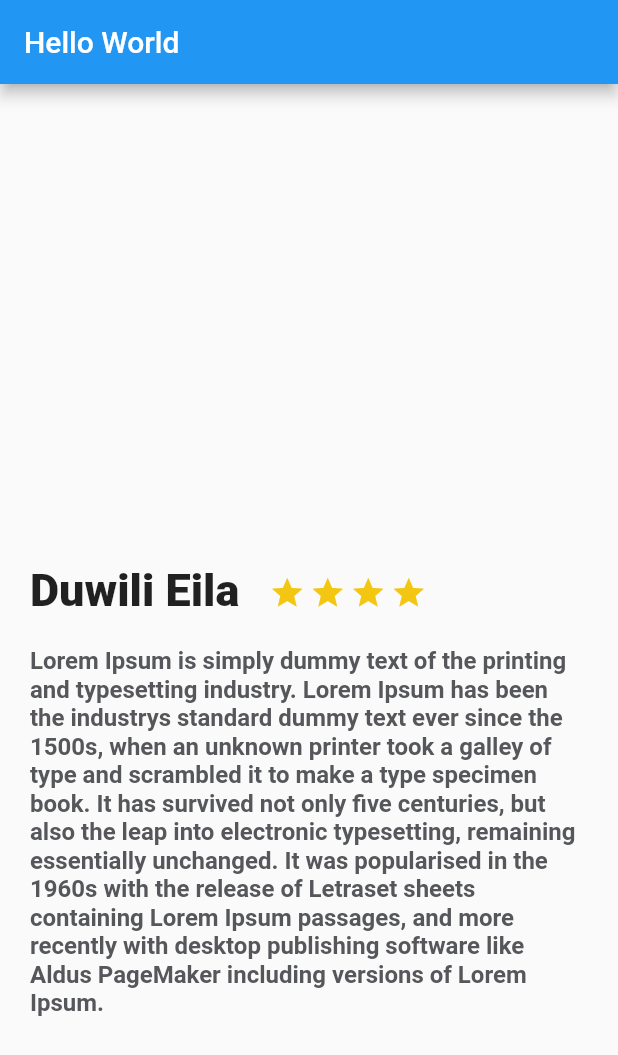
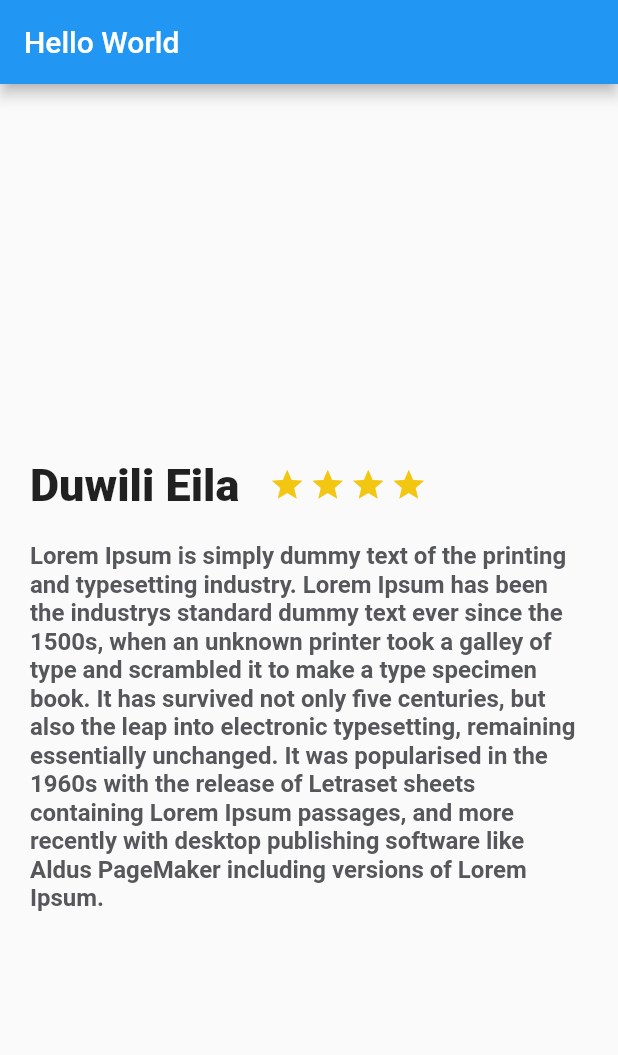
Before and after one commit to andresmauricio/flutter_trips, a Flutter app: the screen it shows after launch, on a phone screen of 412 x 824 dp. Shown: the top 1055 px of the screen. Run offline on Flutter 3.47's test engine with Material 2 defaults, Android fonts, the phone set to English and light mode, and no system bars.

Commit message:
fix spaces

```diff
--- a/lib/description_place.dart
+++ b/lib/description_place.dart
@@ -7,7 +7,7 @@ class DescriptionPlace extends StatelessWidget {
   @override
   Widget build(BuildContext context) {
     final start = Container(
-      margin: EdgeInsets.only(top: 323.0, right: 3.0),
+      margin: EdgeInsets.only(top: 250.0, right: 3.0),
       child: Icon(
         Icons.star,
         color: Color(0xFFf2C611),
@@ -32,7 +32,7 @@ class DescriptionPlace extends StatelessWidget {
     final titleStars = Row(
       children: <Widget>[
         Container(
-          margin: EdgeInsets.only(top: 320.0, left: 20.0, right: 20.0),
+          margin: EdgeInsets.only(top: 250.0, left: 20.0, right: 20.0),
           child: Text(
             "Duwili Eila",
             style: TextStyle(fontSize: 30.0, fontWeight: FontWeight.w900),
```
